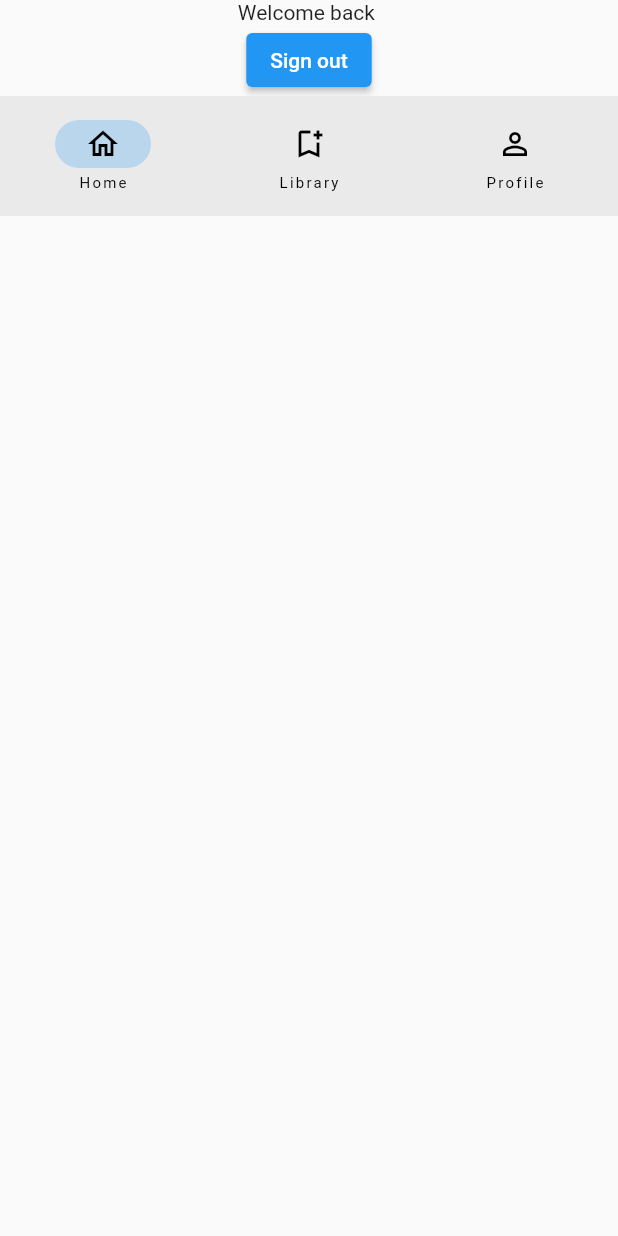
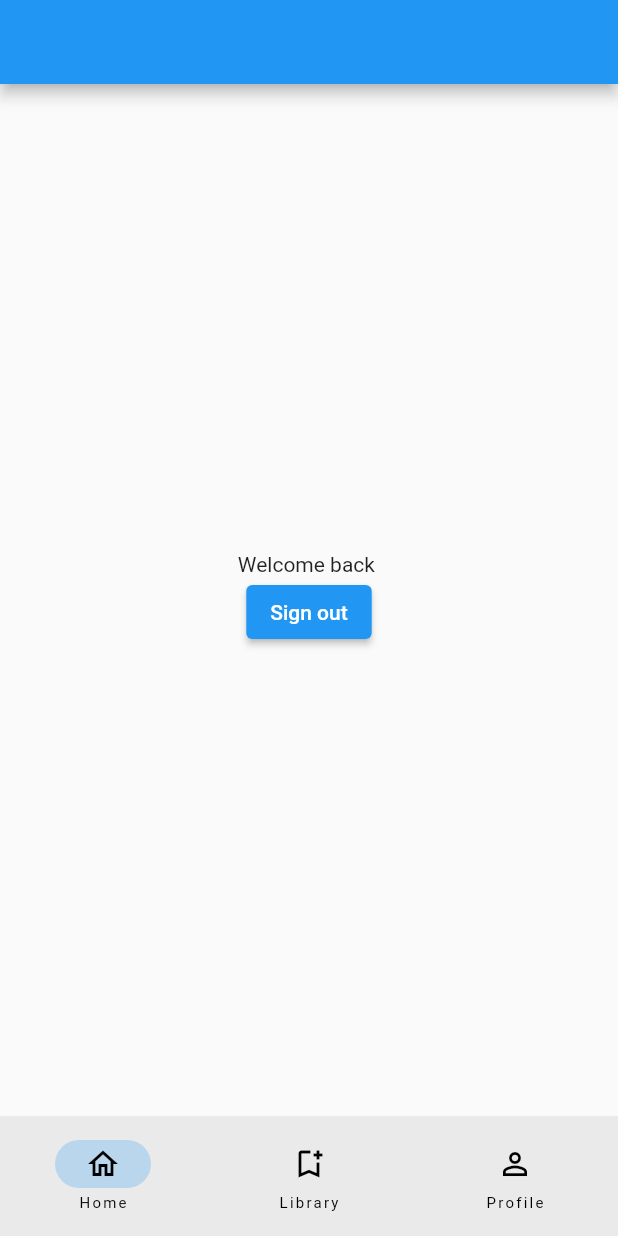
Before and after one commit to BelenStar/firestore_app, a Flutter app: the screen it shows once a user with an empty profile is signed in, on a phone screen of 412 x 824 dp. Run offline on Flutter 3.47's test engine with Material 2 defaults, Android fonts, the phone set to English and light mode, and no system bars; our stand-ins replace firebase_auth, firebase_core, google_fonts; accounts and stored records are empty.

Commit message:
feature($home):fix navigation bar

```diff
--- a/lib/src/pages/home.dart
+++ b/lib/src/pages/home.dart
@@ -13,10 +13,27 @@ class _HomePageState extends State<HomePage> {
 
   @override
   Widget build(BuildContext context) {
+    int currentPageIndex = 0;
     return Scaffold(
+      bottomNavigationBar: NavigationBar(
+        destinations: const [
+          NavigationDestination(icon: Icon(Icons.home_outlined), label: 'Home'),
+          NavigationDestination(
+              icon: Icon(Icons.bookmark_add_outlined), label: 'Library'),
+          NavigationDestination(
+              icon: Icon(Icons.person_outline), label: 'Profile'),
+        ],
+        selectedIndex: currentPageIndex,
+        onDestinationSelected: (int index) {
+          setState(() {
+            currentPageIndex = index;
+          });
+        },
+      ),
+      appBar: AppBar(),
       body: Center(
           child: Column(
-        crossAxisAlignment: CrossAxisAlignment.center,
+        mainAxisAlignment: MainAxisAlignment.center,
         children: [
           Text('Welcome back ${user?.email}'),
           ElevatedButton(
@@ -26,14 +43,6 @@ class _HomePageState extends State<HomePage> {
                     })
                   },
               child: const Text('Sign out')),
-          NavigationBar(destinations: const [
-            NavigationDestination(
-                icon: Icon(Icons.home_outlined), label: 'Home'),
-            NavigationDestination(
-                icon: Icon(Icons.bookmark_add_outlined), label: 'Library'),
-            NavigationDestination(
-                icon: Icon(Icons.person_outline), label: 'Profile'),
-          ])
         ],
       )),
     );
```
